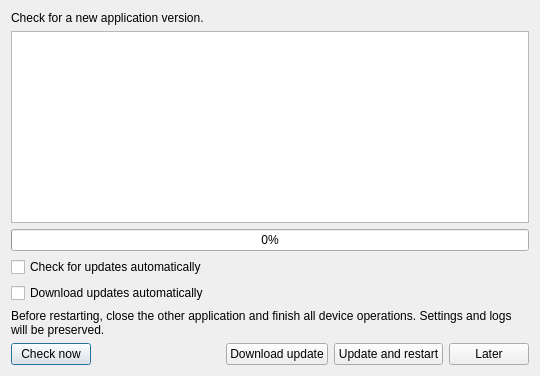
Old version of the form updater/client/updatedialog.ui in the repository SergeyTurnaev/TSSLogViewer.
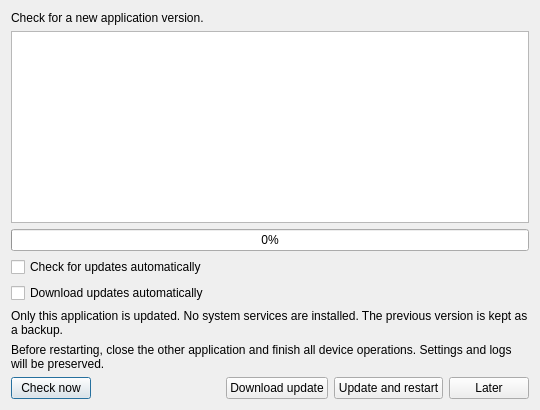
New version of the form.

Commit message: Пояснено обновление AppImage и отключена автозагрузка по умолчанию

The edit to the form file:
```diff
--- a/updater/client/updatedialog.ui
+++ b/updater/client/updatedialog.ui
@@ -10,6 +10,7 @@
    <item><widget class="QProgressBar" name="progress"><property name="value"><number>0</number></property></widget></item>
    <item><widget class="QCheckBox" name="automaticCheck"><property name="text"><string>Check for updates automatically</string></property></widget></item>
    <item><widget class="QCheckBox" name="automaticDownload"><property name="text"><string>Download updates automatically</string></property></widget></item>
+   <item><widget class="QLabel" name="appImageHint"><property name="visible"><bool>false</bool></property><property name="text"><string>Only this application is updated. No system services are installed. The previous version is kept as a backup.</string></property><property name="wordWrap"><bool>true</bool></property><property name="textFormat"><enum>Qt::PlainText</enum></property></widget></item>
    <item><widget class="QLabel" name="hint"><property name="text"><string>Before restarting, close the other application and finish all device operations. Settings and logs will be preserved.</string></property><property name="wordWrap"><bool>true</bool></property></widget></item>
    <item><layout class="QHBoxLayout" name="buttons">
     <item><widget class="QPushButton" name="check"><property name="text"><string>Check now</string></property></widget></item>
```
The commit also changes 12 other files.
